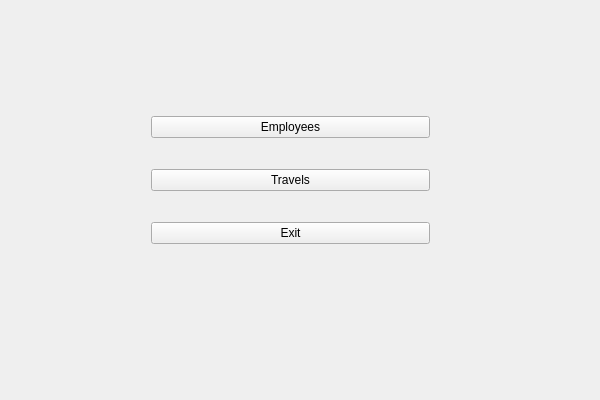
Above: Gestor de Viajes/Gestor de Viajes/GestordeViajes.ui from danielrello/GestorDeViajes before the change. Below: the same form after it.
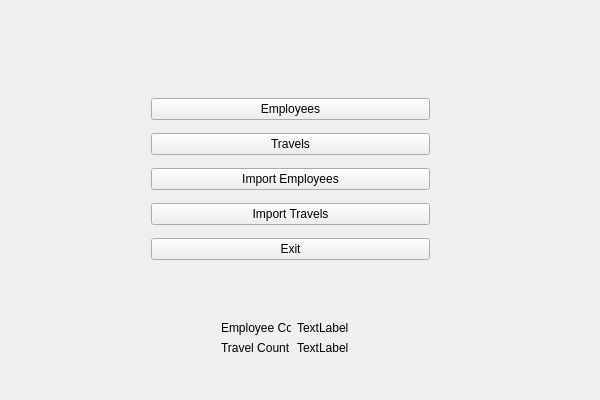
That is the form after the change.

Commit message: Creados los Botones importar Viajes y Empleados

The edit to the form file:
```diff
--- a/Gestor de Viajes/Gestor de Viajes/GestordeViajes.ui
+++ b/Gestor de Viajes/Gestor de Viajes/GestordeViajes.ui
@@ -24,13 +24,6 @@
      </rect>
     </property>
     <layout class="QGridLayout" name="mainMenu">
-     <item row="3" column="0">
-      <widget class="QPushButton" name="exitButton">
-       <property name="text">
-        <string>Exit</string>
-       </property>
-      </widget>
-     </item>
      <item row="2" column="0">
       <widget class="QPushButton" name="travelManagerB">
        <property name="text">
@@ -38,10 +31,71 @@
        </property>
       </widget>
      </item>
+     <item row="5" column="0">
+      <widget class="QPushButton" name="exitButton">
+       <property name="text">
+        <string>Exit</string>
+       </property>
+      </widget>
+     </item>
      <item row="1" column="0">
       <widget class="QPushButton" name="employeeManagerB">
        <property name="text">
         <string>Employees</string>
+       </property>
+      </widget>
+     </item>
+     <item row="3" column="0">
+      <widget class="QPushButton" name="importEmployeeButton">
+       <property name="text">
+        <string>Import Employees</string>
+       </property>
+      </widget>
+     </item>
+     <item row="4" column="0">
+      <widget class="QPushButton" name="importTravelsButton">
+       <property name="text">
+        <string>Import Travels</string>
+       </property>
+      </widget>
+     </item>
+    </layout>
+   </widget>
+   <widget class="QWidget" name="formLayoutWidget">
+    <property name="geometry">
+     <rect>
+      <x>210</x>
+      <y>310</y>
+      <width>160</width>
+      <height>80</height>
+     </rect>
+    </property>
+    <layout class="QFormLayout" name="formLayout">
+     <item row="1" column="0">
+      <widget class="QLabel" name="label_2">
+       <property name="text">
+        <string>Travel Count</string>
+       </property>
+      </widget>
+     </item>
+     <item row="0" column="0">
+      <widget class="QLabel" name="label">
+       <property name="text">
+        <string>Employee Count</string>
+       </property>
+      </widget>
+     </item>
+     <item row="0" column="1">
+      <widget class="QLabel" name="employeeCountLabel">
+       <property name="text">
+        <string>TextLabel</string>
+       </property>
+      </widget>
+     </item>
+     <item row="1" column="1">
+      <widget class="QLabel" name="employeeCountLabel_2">
+       <property name="text">
+        <string>TextLabel</string>
        </property>
       </widget>
      </item>
```
The commit also changes 30 other files.
